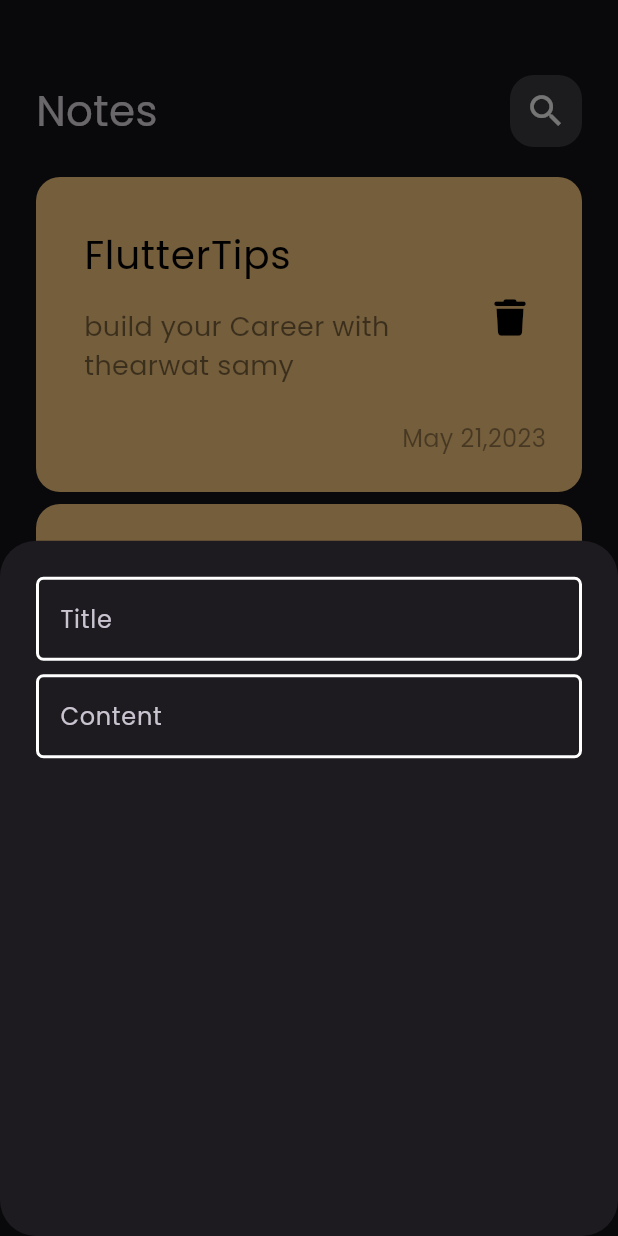
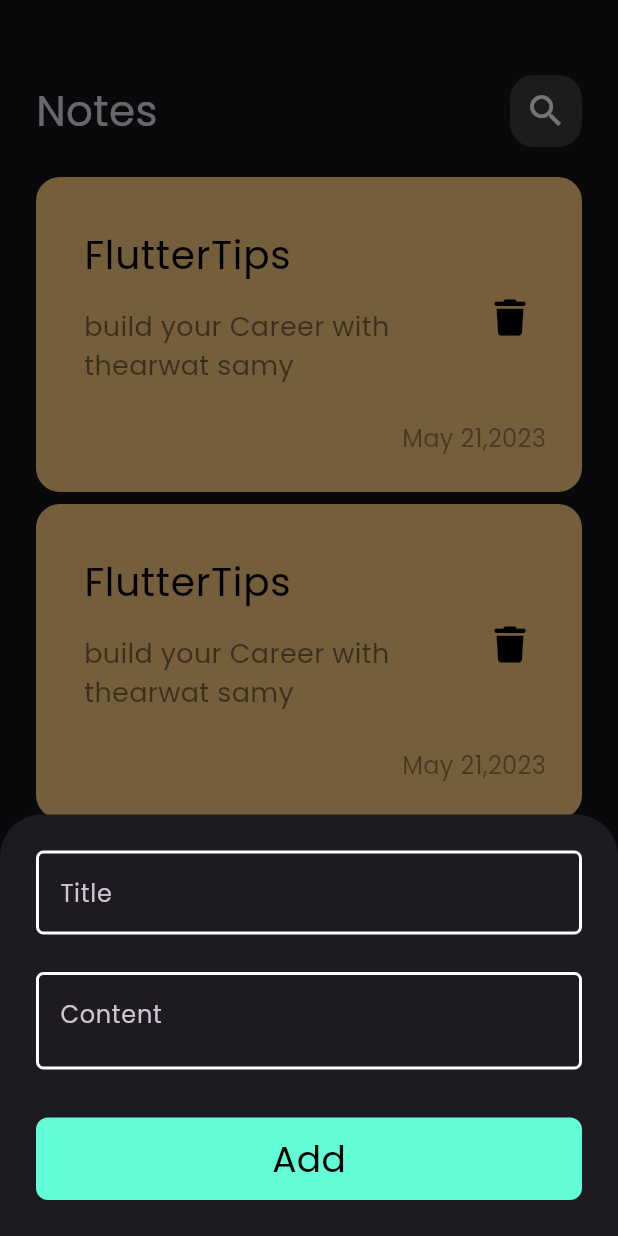
Before and after one commit to AbdelmenamAdel/Notes-App, a Flutter app: the screen it shows after launch, after a tap on the "add" icon, on a phone screen of 412 x 824 dp. Run offline on Flutter 3.47's test engine with Material 3 defaults, Android fonts, the phone set to English and light mode, and no system bars; our stand-ins replace font_awesome_flutter.

Commit message:
finished the buttom sheet

```diff
--- a/lib/Views/constants.dart
+++ b/lib/Views/constants.dart
@@ -2,3 +2,4 @@ import 'package:flutter/material.dart';
 
 const Color kPrimaryColor = Color(0xff62FCD7);
 const Color white = Colors.white;
+const Color black = Colors.black;
--- a/lib/Views/notes_view.dart
+++ b/lib/Views/notes_view.dart
@@ -14,8 +14,8 @@ class NotesView extends StatelessWidget {
       floatingActionButton: FloatingActionButton(
         onPressed: () {
           showModalBottomSheet(
-              shape: RoundedRectangleBorder(
-                  borderRadius: BorderRadius.circular(24)),
+              // shape: RoundedRectangleBorder(
+              //     borderRadius: BorderRadius.circular(24)),
               context: context,
               builder: (context) => const AddNoteButtomSheet());
         },
--- a/lib/Views/widget/add_note_buttom_sheet.dart
+++ b/lib/Views/widget/add_note_buttom_sheet.dart
@@ -1,4 +1,5 @@
 import 'package:flutter/material.dart';
+import 'package:notes_app/Views/widget/custom_button.dart';
 import 'package:notes_app/Views/widget/custom_text_form_field.dart';
 
 class AddNoteButtomSheet extends StatelessWidget {
@@ -8,15 +9,16 @@ class AddNoteButtomSheet extends StatelessWidget {
   Widget build(BuildContext context) {
     return Padding(
       padding: const EdgeInsets.all(24.0),
-      child: Column(
-        children: [
-          CustomTextFormField(
-            hintText: 'Title',
-          ),
-          CustomTextFormField(
-            hintText: 'Content',
-          ),
-        ],
+      child: SingleChildScrollView(
+        child: Column(
+          children: [
+            CustomTextFormField(hintText: 'Title'),
+            const SizedBox(height: 16),
+            CustomTextFormField(hintText: 'Content', maxLines: 5),
+            const SizedBox(height: 32),
+            const CustomButton(),
+          ],
+        ),
       ),
     );
   }
--- /dev/null
+++ b/lib/Views/widget/custom_button.dart
@@ -0,0 +1,28 @@
+import 'package:flutter/material.dart';
+import 'package:notes_app/Views/constants.dart';
+
+class CustomButton extends StatelessWidget {
+  const CustomButton({super.key});
+
+  @override
+  Widget build(BuildContext context) {
+    return Container(
+      width: MediaQuery.of(context).size.width,
+      height: 55,
+      decoration: BoxDecoration(
+        color: kPrimaryColor,
+        borderRadius: BorderRadius.circular(8),
+      ),
+      child: const Center(
+        child: Text(
+          'Add',
+          style: TextStyle(
+            fontSize: 24,
+            color: black,
+            fontWeight: FontWeight.w500,
+          ),
+        ),
+      ),
+    );
+  }
+}
--- a/lib/Views/widget/custom_text_form_field.dart
+++ b/lib/Views/widget/custom_text_form_field.dart
@@ -26,9 +26,11 @@ class CustomTextFormField extends StatelessWidget {
     this.readOnly = false,
     this.prefixOnPressed,
     this.radius = 5,
+    this.maxLines = 1,
   });
   String? labelText;
   double radius;
+  int maxLines;
   String? hintText;
   bool readOnly;
   double? width;
@@ -58,6 +60,7 @@ class CustomTextFormField extends StatelessWidget {
           width: width,
           child: TextFormField(
             readOnly: readOnly,
+            maxLines: maxLines,
             onTap: onTap,
             onSaved: onSaved,
             validator: validator,
```
